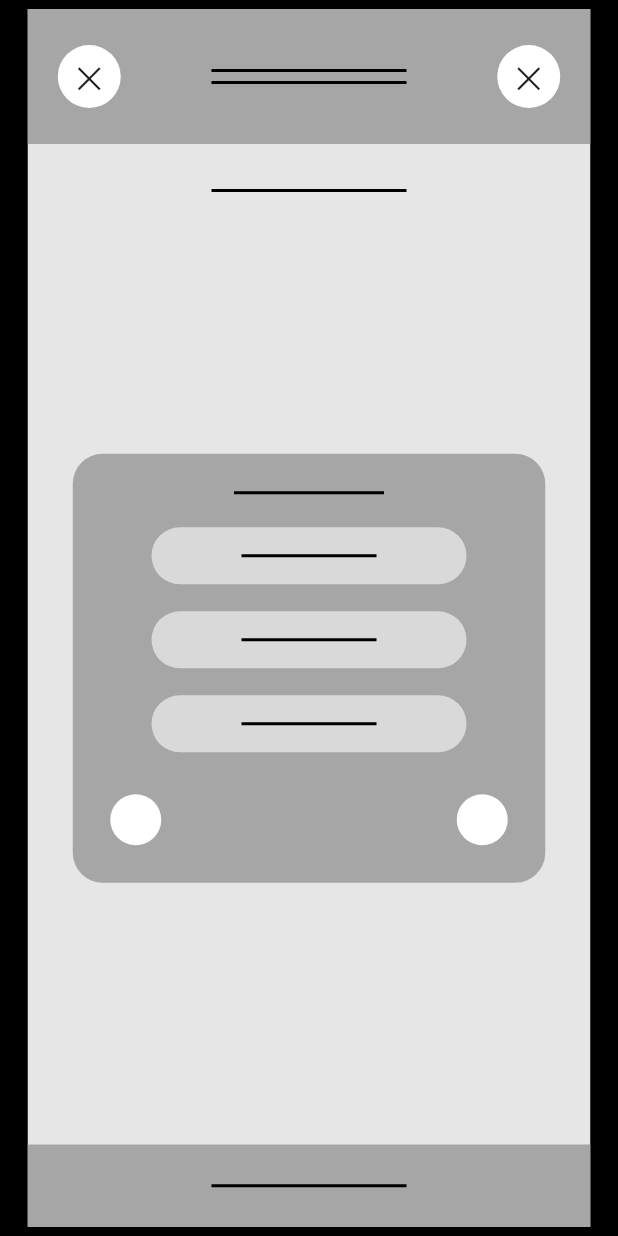
After one commit to aqshalarrizky03-hub/pyramid-sc, a Flutter app: the CoachSelectsTheStudentClassPage screen opened directly, on a phone screen of 412 x 824 dp. The commit adds this screen. Run offline on Flutter 3.47's test engine with Material 3 defaults, Android fonts, the phone set to English and light mode, and no system bars.

Commit message:
Halaman login coach (navigasi kembali), Halaman memilih kelas murid, Halaman memilih murid (belum sesuai figma) + Navigasi Kembali

```diff
--- /dev/null
+++ b/lib/coach_selects_the_student_class_page.dart
@@ -0,0 +1,194 @@
+import 'package:flutter/material.dart';
+import 'coach_selects_students_page.dart';   // <-- IMPORT HALAMAN TUJUAN
+
+class CoachSelectsTheStudentClassPage extends StatelessWidget {
+  const CoachSelectsTheStudentClassPage({super.key});
+
+  @override
+  Widget build(BuildContext context) {
+    return Scaffold(
+      backgroundColor: Colors.black,
+      body: Center(
+        child: Container(
+          width: 375,
+          height: 812,
+          color: const Color(0xFFE6E6E6),
+          child: Column(
+            children: [
+              // ===========================
+              // HEADER
+              // ===========================
+              Container(
+                height: 90,
+                color: const Color(0xFFA6A6A6),
+                child: Row(
+                  mainAxisAlignment: MainAxisAlignment.spaceBetween,
+                  children: [
+                    _circleX(),
+                    Column(
+                      mainAxisAlignment: MainAxisAlignment.center,
+                      children: [
+                        _longLine(),
+                        const SizedBox(height: 6),
+                        _longLine(),
+                      ],
+                    ),
+                    _circleX(),
+                  ],
+                ),
+              ),
+
+              const SizedBox(height: 30),
+
+              _longLine(),
+
+              // ===========================
+              // CENTER PANEL
+              // ===========================
+              Expanded(
+                child: Center(
+                  child: Container(
+                    width: 315,
+                    padding: const EdgeInsets.symmetric(vertical: 25, horizontal: 25),
+                    decoration: BoxDecoration(
+                      color: const Color(0xFFA6A6A6),
+                      borderRadius: BorderRadius.circular(20),
+                    ),
+                    child: Column(
+                      mainAxisSize: MainAxisSize.min,
+                      children: [
+                        _shortLine(),
+                        const SizedBox(height: 22),
+
+                        // BUTTON 1 (TIDAK NAVIGASI)
+                        _pillButton(isClickable: false, context: context),
+                        const SizedBox(height: 18),
+
+                        // BUTTON 2 (ADA NAVIGASI)
+                        _pillButton(isClickable: true, context: context),
+                        const SizedBox(height: 18),
+
+                        // BUTTON 3 (TIDAK NAVIGASI)
+                        _pillButton(isClickable: false, context: context),
+                        const SizedBox(height: 28),
+
+                        // ===============================
+                        // CIRCLES LEFT & RIGHT
+                        // ===============================
+                        Row(
+                          mainAxisAlignment: MainAxisAlignment.spaceBetween,
+                          children: [
+                            _circleWhite(), // kiri
+                            _circleWhite(), // kanan
+                          ],
+                        ),
+                      ],
+                    ),
+                  ),
+                ),
+              ),
+
+              // ===========================
+              // FOOTER
+              // ===========================
+              Container(
+                height: 55,
+                width: double.infinity,
+                color: const Color(0xFFA6A6A6),
+                alignment: Alignment.center,
+                child: _longLine(),
+              ),
+            ],
+          ),
+        ),
+      ),
+    );
+  }
+
+  // ===============================
+  // REUSABLE WIDGETS
+  // ===============================
+
+  Widget _circleX() {
+    return Padding(
+      padding: const EdgeInsets.symmetric(horizontal: 20),
+      child: Container(
+        width: 42,
+        height: 42,
+        decoration: const BoxDecoration(
+          color: Colors.white,
+          shape: BoxShape.circle,
+        ),
+        child: const Center(
+          child: Text(
+            "✕",
+            style: TextStyle(fontSize: 20),
+          ),
+        ),
+      ),
+    );
+  }
+
+  Widget _circleWhite() {
+    return Container(
+      width: 34,
+      height: 34,
+      decoration: const BoxDecoration(
+        color: Colors.white,
+        shape: BoxShape.circle,
+      ),
+    );
+  }
+
+  Widget _longLine() {
+    return Container(
+      width: 130,
+      height: 2,
+      color: Colors.black,
+    );
+  }
+
+  Widget _shortLine() {
+    return Container(
+      width: 100,
+      height: 2,
+      color: Colors.black,
+    );
+  }
+
+  // ======================================================
+  // PILL BUTTON DENGAN OPTIONAL NAVIGASI
+  // ======================================================
+  Widget _pillButton({required bool isClickable, required BuildContext context}) {
+    final button = Container(
+      width: 210,
+      height: 38,
+      decoration: BoxDecoration(
+        color: const Color(0xFFD9D9D9),
+        borderRadius: BorderRadius.circular(30),
+      ),
+      alignment: Alignment.center,
+      child: Container(
+        width: 90,
+        height: 2,
+        color: Colors.black,
+      ),
+    );
+
+    // Jika tombol tidak clickable → return biasa
+    if (!isClickable) return button;
+
+    // Jika clickable → bungkus pakai GestureDetector
+    return GestureDetector(
+      onTap: () {
+        Navigator.push(
+          context,
+          MaterialPageRoute(
+            builder: (_) => const CoachSelectsStudentsPage(),
+          ),
+        );
+      },
+      child: button,
+    );
+  }
+}
```
Also changed, not shown: lib/coach_login_page.dart (+58 -7 lines), lib/coach_selects_students_page.dart (added, +165 -0 lines).
